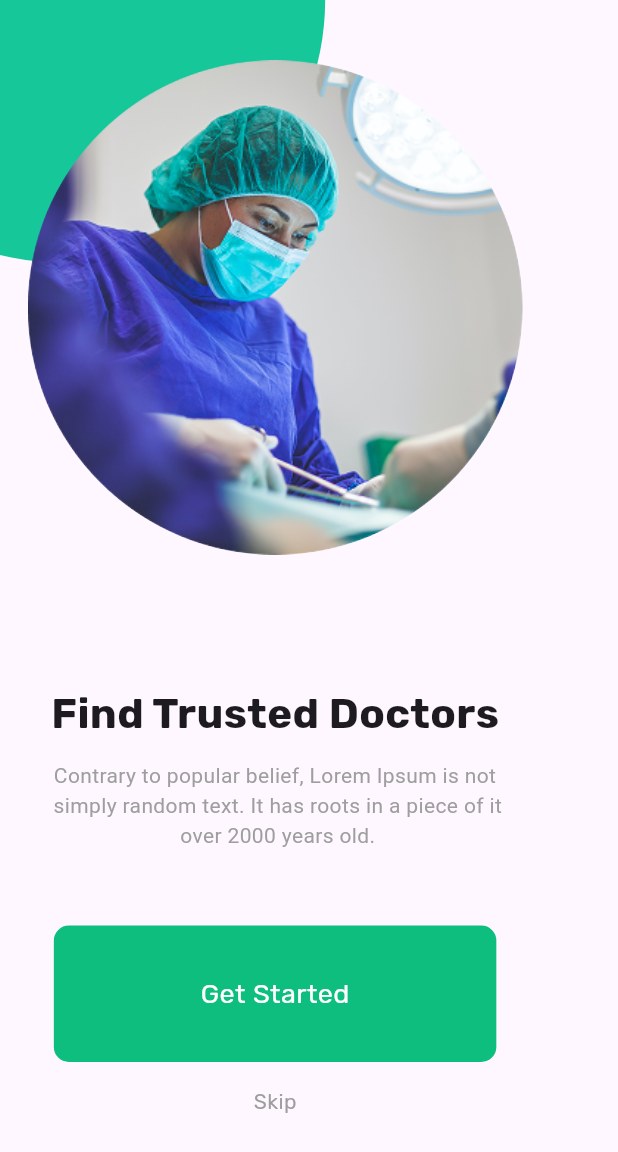
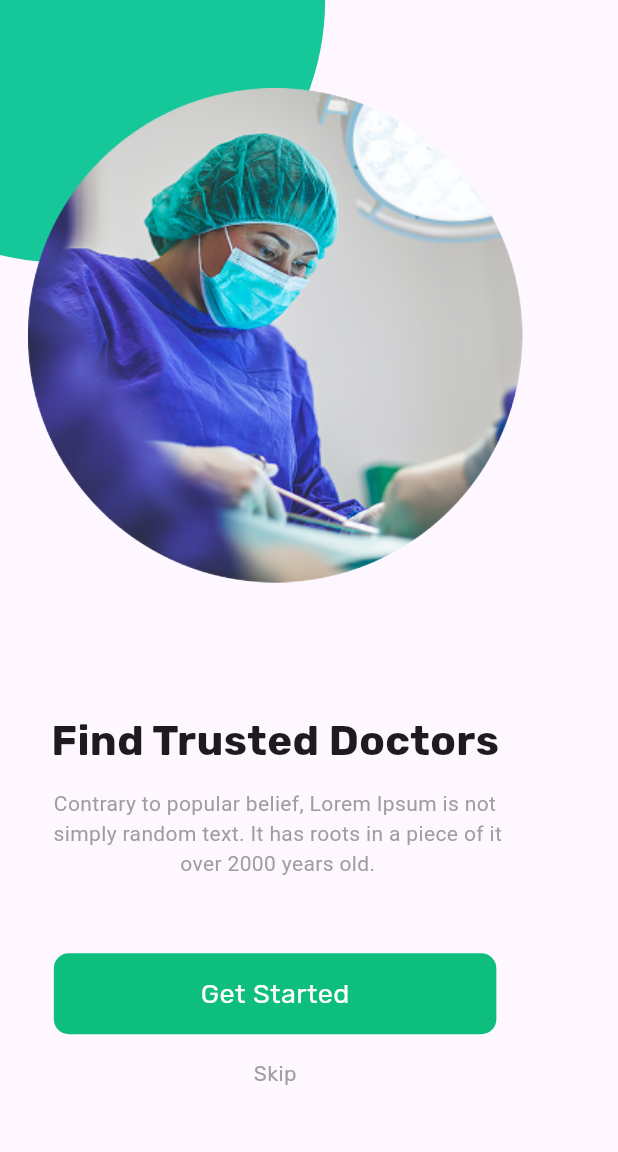
Before and after one commit to SalahHassan202/flutter_doctor_hunt_app, a Flutter app: the screen it shows after launch, on a phone screen of 412 x 824 dp. Shown: the top 1152 px of the screen. Run offline on Flutter 3.47's test engine with Material 3 defaults, Android fonts, the phone set to English and light mode, and no system bars; our stand-ins replace google_fonts.

Commit message:
update custom container

```diff
--- a/lib/widgets/custom_container.dart
+++ b/lib/widgets/custom_container.dart
@@ -10,7 +10,7 @@ class CustomContainer extends StatelessWidget {
   Widget build(BuildContext context) {
     return Container(
       width: 295,
-      height: 91,
+      height: 54,
       decoration: BoxDecoration(
         borderRadius: BorderRadius.circular(10),
         color: Color(0xff0EBE7F),
```
